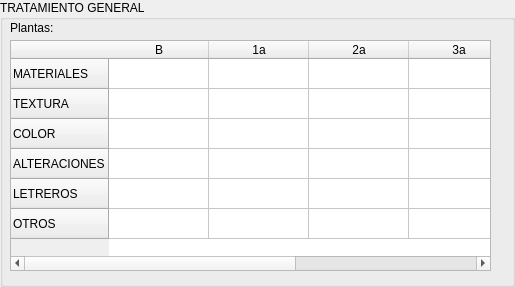
Before: the Qt Designer form forms/tratamientoform.ui in agimenezpy/CentroHistorico, drawn with Qt 5.
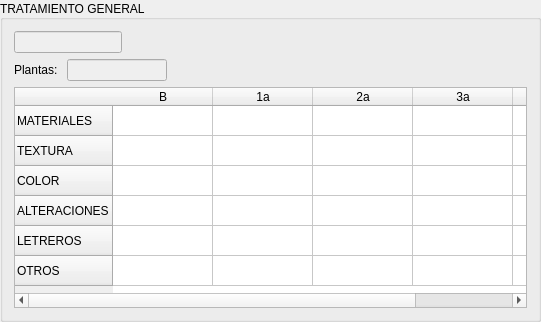
After: the same form once the commit is applied.

Commit message:
Nuevas Funcionalidades agregadas: - Tratamiento General - Fachada
Modificación de:
- Uso de Suelo

Patch:
```diff
--- a/forms/tratamientoform.ui
+++ b/forms/tratamientoform.ui
@@ -6,8 +6,8 @@
    <rect>
     <x>0</x>
     <y>0</y>
-    <width>515</width>
-    <height>287</height>
+    <width>541</width>
+    <height>314</height>
    </rect>
   </property>
   <property name="font">
@@ -21,27 +21,100 @@
   <property name="title">
    <string>TRATAMIENTO GENERAL</string>
   </property>
+  <property name="alignment">
+   <set>Qt::AlignLeading|Qt::AlignLeft|Qt::AlignVCenter</set>
+  </property>
+  <layout class="QVBoxLayout" name="verticalLayout">
+   <item>
+    <widget class="QLineEdit" name="cuentaEdit">
+     <property name="enabled">
+      <bool>false</bool>
+     </property>
+     <property name="sizePolicy">
+      <sizepolicy hsizetype="Fixed" vsizetype="Fixed">
+       <horstretch>0</horstretch>
+       <verstretch>0</verstretch>
+      </sizepolicy>
+     </property>
+    </widget>
+   </item>
+   <item>
+    <layout class="QHBoxLayout" name="horizontalLayout">
+     <item>
   <widget class="QLabel" name="tratPisosLbl">
-   <property name="geometry">
-    <rect>
-     <x>10</x>
-     <y>20</y>
-     <width>52</width>
-     <height>15</height>
-    </rect>
+       <property name="sizePolicy">
+        <sizepolicy hsizetype="Fixed" vsizetype="Fixed">
+         <horstretch>0</horstretch>
+         <verstretch>0</verstretch>
+        </sizepolicy>
    </property>
    <property name="text">
     <string>Plantas: </string>
    </property>
-  </widget>
-  <widget class="QTableWidget" name="tableWidget">
-   <property name="geometry">
-    <rect>
-     <x>10</x>
-     <y>40</y>
-     <width>481</width>
-     <height>231</height>
-    </rect>
+       <property name="buddy">
+        <cstring>tratPisoEdit</cstring>
+       </property>
+      </widget>
+     </item>
+     <item>
+      <widget class="QLineEdit" name="tratPisoEdit">
+       <property name="enabled">
+        <bool>false</bool>
+       </property>
+       <property name="sizePolicy">
+        <sizepolicy hsizetype="Fixed" vsizetype="Fixed">
+         <horstretch>0</horstretch>
+         <verstretch>0</verstretch>
+        </sizepolicy>
+       </property>
+       <property name="maximumSize">
+        <size>
+         <width>100</width>
+         <height>16777215</height>
+        </size>
+       </property>
+       <property name="maxLength">
+        <number>5</number>
+       </property>
+       <property name="alignment">
+        <set>Qt::AlignRight|Qt::AlignTrailing|Qt::AlignVCenter</set>
+       </property>
+      </widget>
+     </item>
+     <item>
+      <spacer name="horizontalSpacer">
+       <property name="orientation">
+        <enum>Qt::Horizontal</enum>
+       </property>
+       <property name="sizeHint" stdset="0">
+        <size>
+         <width>40</width>
+         <height>20</height>
+        </size>
+       </property>
+      </spacer>
+     </item>
+    </layout>
+   </item>
+   <item>
+    <widget class="QTableWidget" name="tratamientoTable">
+     <property name="sizePolicy">
+      <sizepolicy hsizetype="Preferred" vsizetype="Fixed">
+       <horstretch>0</horstretch>
+       <verstretch>0</verstretch>
+      </sizepolicy>
+     </property>
+     <property name="minimumSize">
+      <size>
+       <width>0</width>
+       <height>221</height>
+      </size>
+     </property>
+     <property name="maximumSize">
+      <size>
+       <width>16777215</width>
+       <height>221</height>
+      </size>
    </property>
    <row>
     <property name="text">
@@ -99,6 +172,21 @@
     </property>
    </column>
   </widget>
+   </item>
+   <item>
+    <spacer name="verticalSpacer">
+     <property name="orientation">
+      <enum>Qt::Vertical</enum>
+     </property>
+     <property name="sizeHint" stdset="0">
+      <size>
+       <width>20</width>
+       <height>28</height>
+      </size>
+     </property>
+    </spacer>
+   </item>
+  </layout>
  </widget>
  <resources/>
  <connections/>
```
Lines whose indentation alone changed are shown as unchanged. The commit also changes 13 other files.
